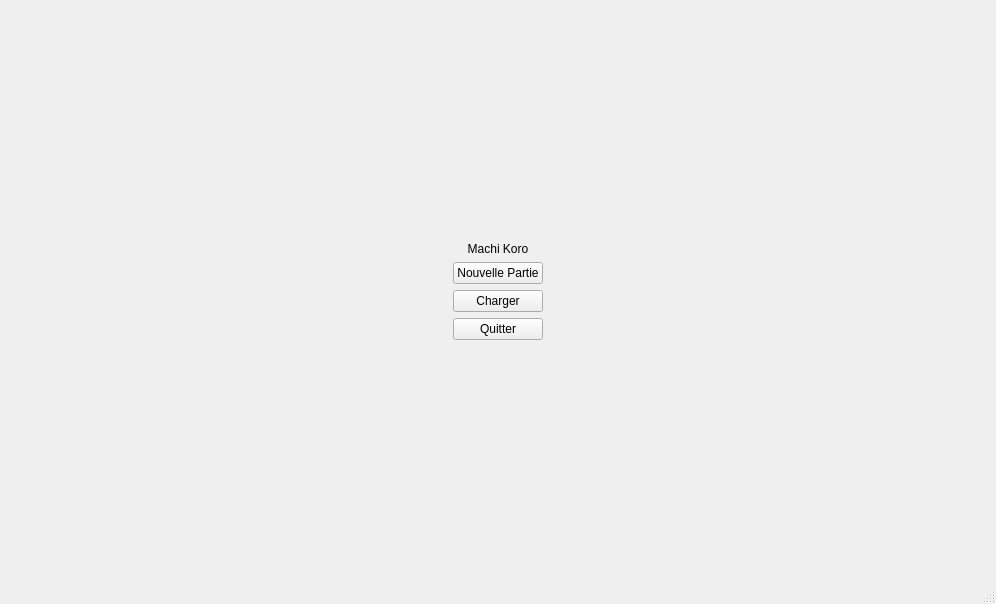
First picture: the form in gui/src/mainwindow.ui, repository LLrnz/Machi-Koro-Boardgame-Adaptation, before the edit.
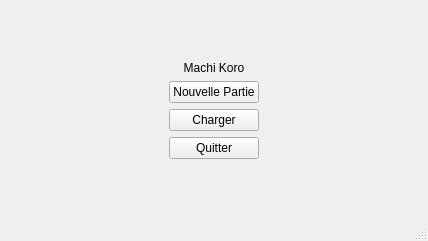
Second picture: the form after the edit.

```diff
--- a/gui/src/mainwindow.ui
+++ b/gui/src/mainwindow.ui
@@ -6,8 +6,8 @@
    <rect>
     <x>0</x>
     <y>0</y>
-    <width>996</width>
-    <height>604</height>
+    <width>428</width>
+    <height>241</height>
    </rect>
   </property>
   <property name="windowTitle">
```
Left out of the diff: 4 changed lines with no effect on the pictures.
